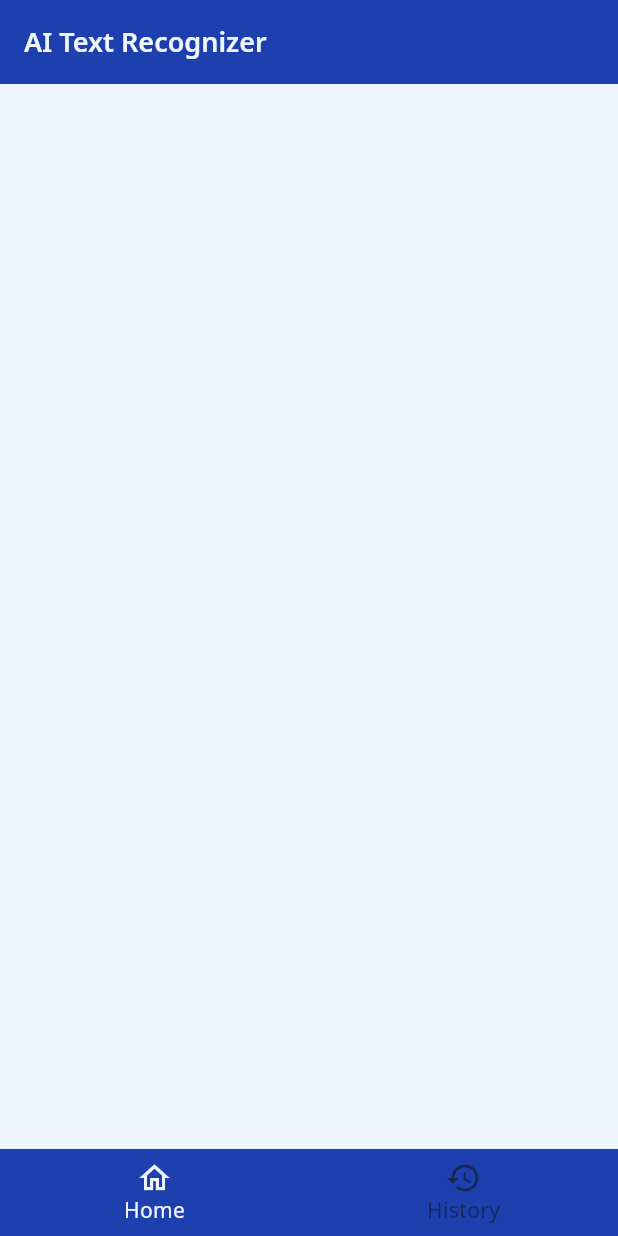
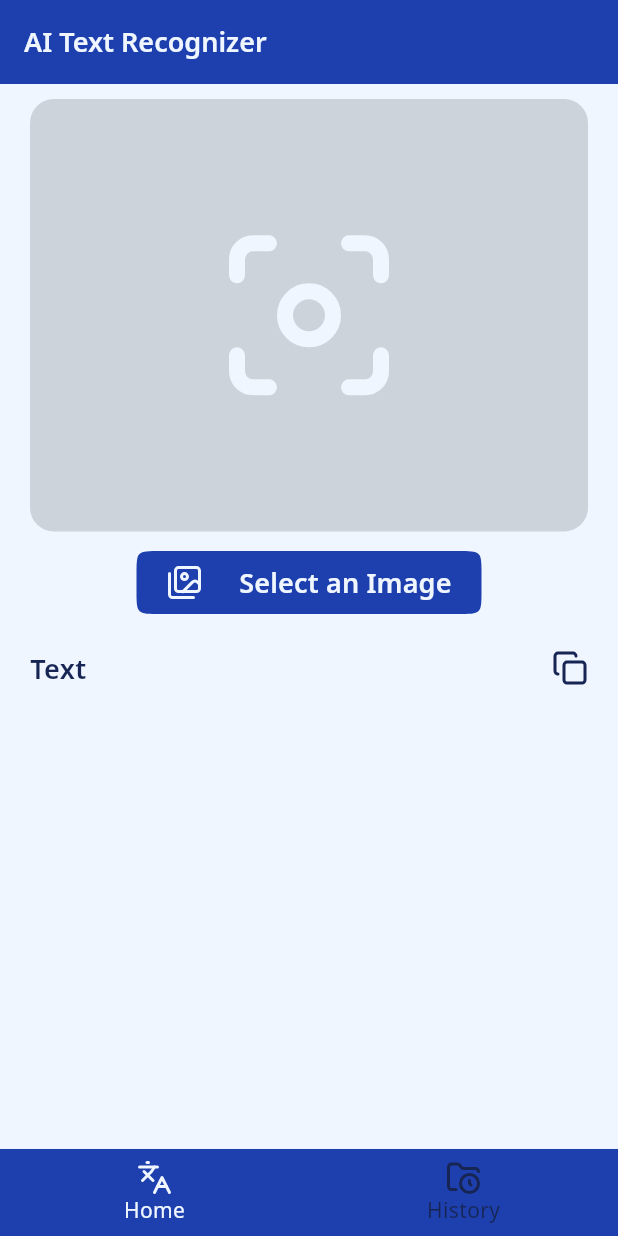
Before and after one commit to uchamod/AI-SaaS-Application-, a Flutter app: the screen it shows after launch, on a phone screen of 412 x 824 dp. Run offline on Flutter 3.47's test engine with Material 3 defaults, Android fonts, the light colour scheme and no system bars; our stand-ins replace firebase_core, flutter_svg, google_fonts, image_picker; accounts and stored records are empty.

Commit message:
add home screen UI

```diff
--- a/lib/constant/colors.dart
+++ b/lib/constant/colors.dart
@@ -3,3 +3,7 @@ import 'package:flutter/material.dart';
 const primaryColor = Color(0xff1e40af);
 const secondaryColor = Color(0xffeff6ff);
 const terneryColor = Color(0xff172554);
+final greyColor =  const Color(0xff0a0a0a).withOpacity(0.15);
+const double commonPadding = 10;
+const double verticalPadding = 15;
+const double horizontalPadding = 20;
--- a/lib/main.dart
+++ b/lib/main.dart
@@ -22,6 +22,7 @@ class MyApp extends StatelessWidget {
     return MaterialApp(
       title: "AI text extractor SaaS application",
       debugShowCheckedModeBanner: false,
+      //stying data
       theme: ThemeData(
         scaffoldBackgroundColor: secondaryColor,
         fontFamily: GoogleFonts.notoSans().fontFamily,
@@ -31,9 +32,23 @@ class MyApp extends StatelessWidget {
           elevation: 1,
           selectedItemColor: secondaryColor,
           unselectedItemColor: terneryColor,
-
         ),
         cardColor: primaryColor,
+        //evaluated button theme
+        elevatedButtonTheme: ElevatedButtonThemeData(
+          style: ElevatedButton.styleFrom(
+            elevation: 0,
+            padding: const EdgeInsets.symmetric(
+              vertical: 8,
+              horizontal: horizontalPadding,
+            ),
+            alignment: Alignment.center,
+            fixedSize: const Size.fromWidth(230),
+            shape: ContinuousRectangleBorder(
+                borderRadius: BorderRadius.circular(16)),
+            backgroundColor: primaryColor,
+          ),
+        ),
       ),
       home: MainScreen(),
     );
--- a/lib/main_screen.dart
+++ b/lib/main_screen.dart
@@ -1,6 +1,8 @@
+import 'package:ai_saas_application/constant/colors.dart';
 import 'package:ai_saas_application/pages/homepage.dart';
 import 'package:ai_saas_application/pages/hostorypage.dart';
 import 'package:flutter/material.dart';
+import 'package:flutter_svg/svg.dart';
 
 class MainScreen extends StatefulWidget {
   const MainScreen({super.key});
@@ -27,18 +29,28 @@ class _MainScreenState extends State<MainScreen> {
           currentIndex: _selectedIndex,
           selectedFontSize: 14,
           unselectedFontSize: 14,
-          items: const [
+          items:[
             BottomNavigationBarItem(
-                icon: Icon(
-                  Icons.home_outlined,
-                  size: 24,
-                ),
+                icon: SvgPicture.asset(
+                "assets/languages.svg",
+                colorFilter: ColorFilter.mode(
+                    _selectedIndex == 0 ? secondaryColor : terneryColor,
+                    BlendMode.srcIn),
+                height: 24,
+                width: 24,
+                semanticsLabel: 'My SVG Image',
+              ),
                 label: "Home"),
             BottomNavigationBarItem(
-                icon: Icon(
-                  Icons.history,
-                  size: 24,
-                ),
+                icon: SvgPicture.asset(
+                "assets/folder-clock.svg",
+                colorFilter: ColorFilter.mode(
+                    _selectedIndex == 1 ? secondaryColor : terneryColor,
+                    BlendMode.srcIn),
+                height: 24,
+                width: 24,
+                semanticsLabel: 'My SVG Image',
+              ),
                 label: "History")
           ]),
     );
--- a/lib/pages/homepage.dart
+++ b/lib/pages/homepage.dart
@@ -1,5 +1,9 @@
+import 'package:ai_saas_application/constant/colors.dart';
 import 'package:ai_saas_application/constant/textstyles.dart';
+import 'package:ai_saas_application/widget/image_box.dart';
 import 'package:flutter/material.dart';
+import 'package:flutter_svg/flutter_svg.dart';
+import 'package:image_picker/image_picker.dart';
 
 class Homepage extends StatefulWidget {
   const Homepage({super.key});
@@ -9,11 +13,130 @@ class Homepage extends StatefulWidget {
 }
 
 class _HomepageState extends State<Homepage> {
+  bool _isImagePicked = false;
+  String? imagePath;
+  //File? _imageFile;
+  //pick image
+  Future<void> imagePicker(ImageSource source) async {
+    ImagePicker imgPicker = ImagePicker();
+    final image = await imgPicker.pickImage(source: source);
+    if (image == null) {
+      return;
+    }
+    setState(() {
+      _isImagePicked = true;
+      imagePath = image.path;
+    });
+  }
+
+  void _showModelBottomSheet() {
+    showModalBottomSheet(
+      elevation: 1,
+      context: context,
+      builder: (context) {
+        return Padding(
+          padding: const EdgeInsets.symmetric(
+              vertical: verticalPadding, horizontal: horizontalPadding),
+          child: Column(
+            mainAxisSize: MainAxisSize.min,
+            children: [
+              ListTile(
+                leading: const Icon(Icons.photo_library_outlined),
+                title: Text(
+                  "From Gallery",
+                  style: Typhography().body.copyWith(color: terneryColor),
+                ),
+                onTap: () {
+                  Navigator.pop(context);
+                  imagePicker(ImageSource.gallery);
+                },
+              ),
+              ListTile(
+                leading: const Icon(Icons.camera_alt_outlined),
+                title: Text(
+                  "Take a Photo",
+                  style: Typhography().body.copyWith(color: terneryColor),
+                ),
+                onTap: () {
+                  Navigator.pop(context);
+                  imagePicker(ImageSource.camera);
+                },
+              )
+            ],
+          ),
+        );
+      },
+    );
+  }
+
   @override
   Widget build(BuildContext context) {
     return Scaffold(
       appBar: AppBar(
-        title: Text("AI Text Recognizer",style: Typhography().title,),
+        title: Text("AI Text Recognizer", style: Typhography().title),
+      ),
+      body: Padding(
+        padding: const EdgeInsets.symmetric(
+            horizontal: horizontalPadding, vertical: commonPadding),
+        child: Column(
+          children: [
+            //show image
+            ImageBox(
+              imagePath: imagePath,
+            ),
+            const SizedBox(
+              height: commonPadding,
+            ),
+            //select image
+            ElevatedButton(
+              onPressed: () {
+                _showModelBottomSheet();
+              },
+              child: Row(
+                mainAxisAlignment: MainAxisAlignment.spaceBetween,
+                children: [
+                  SvgPicture.asset(
+                    "assets/images.svg",
+                    colorFilter:
+                        const ColorFilter.mode(secondaryColor, BlendMode.srcIn),
+                    height: 24,
+                    width: 24,
+                    semanticsLabel: 'My SVG Image',
+                  ),
+                  _isImagePicked
+                      ? Text(
+                          "Process Image",
+                          style: Typhography().title,
+                        )
+                      : Text(
+                          "Select an Image",
+                          style: Typhography().title,
+                        ),
+                ],
+              ),
+            ),
+            const SizedBox(
+              height: horizontalPadding,
+            ),
+            Row(
+              mainAxisAlignment: MainAxisAlignment.spaceBetween,
+              children: [
+                Text(
+                  "Text",
+                  style: Typhography().title.copyWith(color: terneryColor),
+                ),
+                SvgPicture.asset(
+                  "assets/copy.svg",
+                  colorFilter:
+                      const ColorFilter.mode(terneryColor, BlendMode.srcIn),
+                  height: 24,
+                  width: 24,
+                  semanticsLabel: 'My SVG Image',
+                ),
+              ],
+            )
+          ],
+        ),
       ),
     );
   }
--- /dev/null
+++ b/lib/widget/image_box.dart
@@ -0,0 +1,35 @@
+import 'dart:io';
+
+import 'package:ai_saas_application/constant/colors.dart';
+import 'package:flutter/material.dart';
+import 'package:flutter_svg/svg.dart';
+
+class ImageBox extends StatelessWidget {
+  final String? imagePath;
+  const ImageBox({super.key, required this.imagePath});
+
+  @override
+  Widget build(BuildContext context) {
+    return Container(
+      width: double.infinity,
+      height: MediaQuery.of(context).size.height * 0.35,
+      decoration: BoxDecoration(
+          borderRadius: BorderRadius.circular(16), color: greyColor),
+      child: Center(
+        child: imagePath == null
+            ? SvgPicture.asset(
+                "assets/focus.svg",
+                colorFilter:
+                    const ColorFilter.mode(secondaryColor, BlendMode.srcIn),
+                height: 128,
+                width: 128,
+                semanticsLabel: 'My SVG Image',
+              )
+            : Image.file(
+                File(imagePath!),
+                fit: BoxFit.contain,
+              ),
+      ),
+    );
+  }
+}
```
Also changed, not shown: pubspec.yaml (+4 -3 lines), assets/WhatsApp Image 2024-10-23 at 18.15.18_2d1f845e.png (added), assets/copy.svg (added), assets/focus.svg (added), assets/folder-clock.svg (added), assets/images.svg (added), assets/languages.svg (added), assets/scan-search.svg (added), pubspec.lock.
